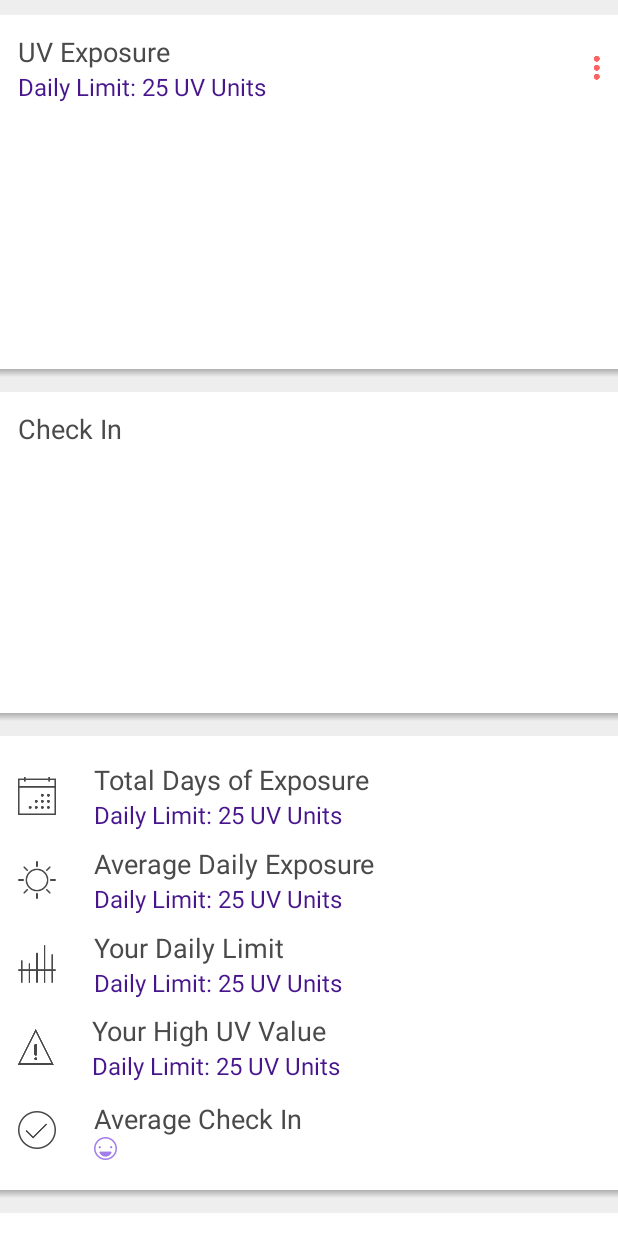
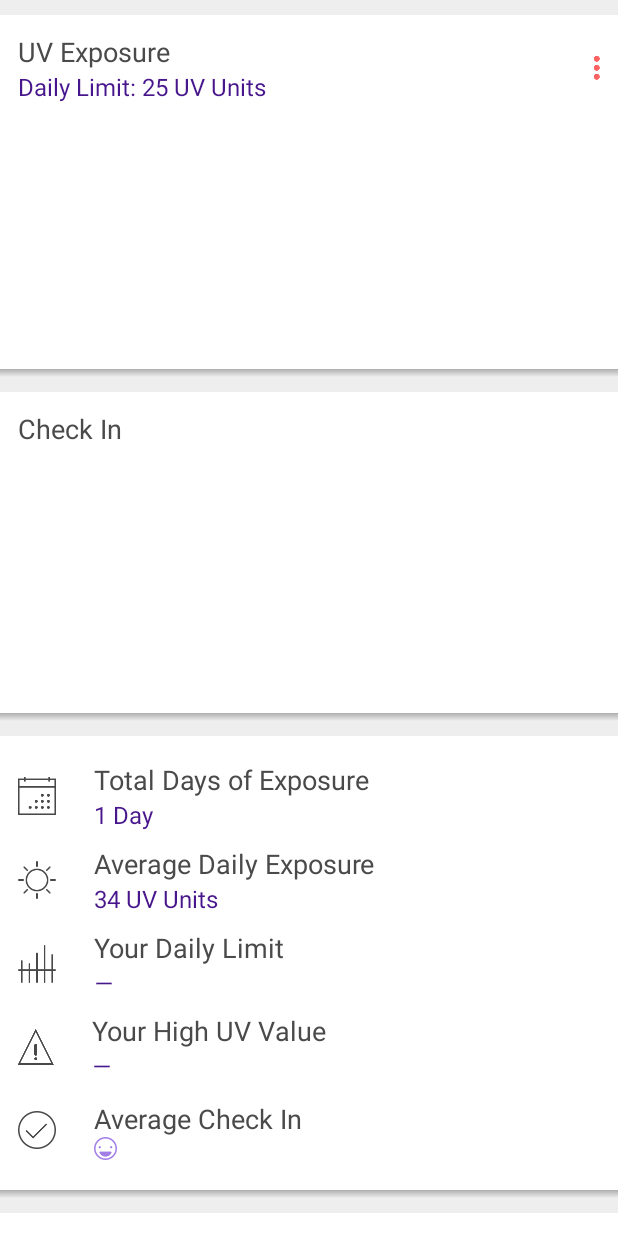
Before and after one commit to SHADE-io/Shade-Android-UI, an Android app: the fragment FragmentHistory shown on its own in the app's theme, on a phone screen of 412 x 824 dp. Run offline under Robolectric (Android 15) with nearby library versions, the phone set to English and light mode, and no system bars.

Commit message:
design in History section and functionality implementation

```diff
--- a/app/src/main/java/com/shades/shade/fragments/FragmentHistory.java
+++ b/app/src/main/java/com/shades/shade/fragments/FragmentHistory.java
@@ -7,15 +7,23 @@ import android.support.v4.app.Fragment;
 import android.view.LayoutInflater;
 import android.view.View;
 import android.view.ViewGroup;
+import android.widget.ImageView;
+import android.widget.RelativeLayout;
 
 import com.shades.shade.R;
+import com.shades.shade.widgets.ShadeTextView;
 
 
-public class FragmentHistory extends Fragment {
+public class FragmentHistory extends Fragment implements View.OnClickListener {
 
     private static final String TAG = "FragmentCheckIn";
     private static Context context;
-
+    private ShadeTextView dailyLimit;
+    private ShadeTextView txt_TotalDays;
+    private ShadeTextView txt_AvgDays;
+    private ShadeTextView txt_YDailyLimit;
+    private ShadeTextView txt_YHighUV;
+    private ImageView img_AvgCheckIn;
 
     public static FragmentHistory newInstance(int position, Context mContext) {
         FragmentHistory f = new FragmentHistory();
@@ -31,5 +39,31 @@ public class FragmentHistory extends Fragment {
     }
 
     private void setupView(View v) {
+        context = getActivity();
+        ((ImageView) v.findViewById(R.id.frg_history_imgMenu)).setOnClickListener(this);
+        dailyLimit = (ShadeTextView) v.findViewById(R.id.frg_history_dailyLimit);
+        txt_TotalDays = (ShadeTextView) v.findViewById(R.id.frg_history_txt_TotalDays);
+        txt_AvgDays = (ShadeTextView) v.findViewById(R.id.frg_history_txt_AvgDays);
+        txt_YDailyLimit = (ShadeTextView) v.findViewById(R.id.frg_history_txt_YDailyLimit);
+        txt_YHighUV = (ShadeTextView) v.findViewById(R.id.frg_history_txt_YHighUV);
+        img_AvgCheckIn = (ImageView) v.findViewById(R.id.frg_history_img_AvgCheckIn);
+
+
+        dailyLimit.setText("Daily Limit: 25 UV Units");
+        txt_TotalDays.setText("1 Day");
+        txt_AvgDays.setText("34 UV Units");
+        txt_YDailyLimit.setText("—");
+        txt_YHighUV.setText("—");
+        img_AvgCheckIn.setImageResource(R.drawable.alldata_emoji_1);
+
+    }
+
+    @Override
+    public void onClick(View v) {
+        switch (v.getId()) {
+            case R.id.frg_history_imgMenu:
+
+                break;
+        }
     }
 }
--- a/app/src/main/res/layout/fragment_history.xml
+++ b/app/src/main/res/layout/fragment_history.xml
@@ -163,7 +163,7 @@
                             android:layout_width="wrap_content"
                             android:layout_height="wrap_content"
                             android:singleLine="true"
-                            android:text="@string/frag_history_DailyLimit"
+                            android:text="1 Day"
                             android:textColor="#48168C"
                             android:textSize="@dimen/sp_mediumx"
                             shade:customFont="@string/roboto_regular" />
@@ -204,7 +204,7 @@
                             android:layout_width="wrap_content"
                             android:layout_height="wrap_content"
                             android:singleLine="true"
-                            android:text="@string/frag_history_DailyLimit"
+                            android:text="34 UV Units"
                             android:textColor="#48168C"
                             android:textSize="@dimen/sp_mediumx"
                             shade:customFont="@string/roboto_regular" />
@@ -246,7 +246,7 @@
                             android:layout_width="wrap_content"
                             android:layout_height="wrap_content"
                             android:singleLine="true"
-                            android:text="@string/frag_history_DailyLimit"
+                            android:text="—"
                             android:textColor="#48168C"
                             android:textSize="@dimen/sp_mediumx"
                             shade:customFont="@string/roboto_regular" />
@@ -287,7 +287,7 @@
                             android:layout_width="wrap_content"
                             android:layout_height="wrap_content"
                             android:singleLine="true"
-                            android:text="@string/frag_history_DailyLimit"
+                            android:text="—"
                             android:textColor="#48168C"
                             android:textSize="@dimen/sp_mediumx"
                             shade:customFont="@string/roboto_regular" />
@@ -325,7 +325,7 @@
                             shade:customFont="@string/roboto_regular" />
 
                         <ImageView
-                            android:id="@+id/frg_history_txt_AvgCheckIn"
+                            android:id="@+id/frg_history_img_AvgCheckIn"
                             android:layout_width="wrap_content"
                             android:layout_height="wrap_content"
                             android:src="@drawable/alldata_emoji_1" />
```
